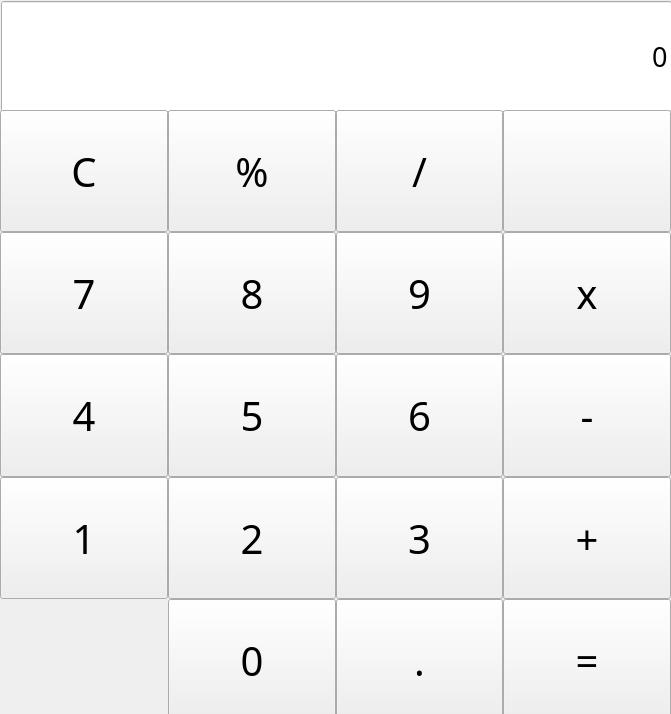
Old version of the form practice1/calculator/calculator.ui in the repository xxhfln/QTCourse.
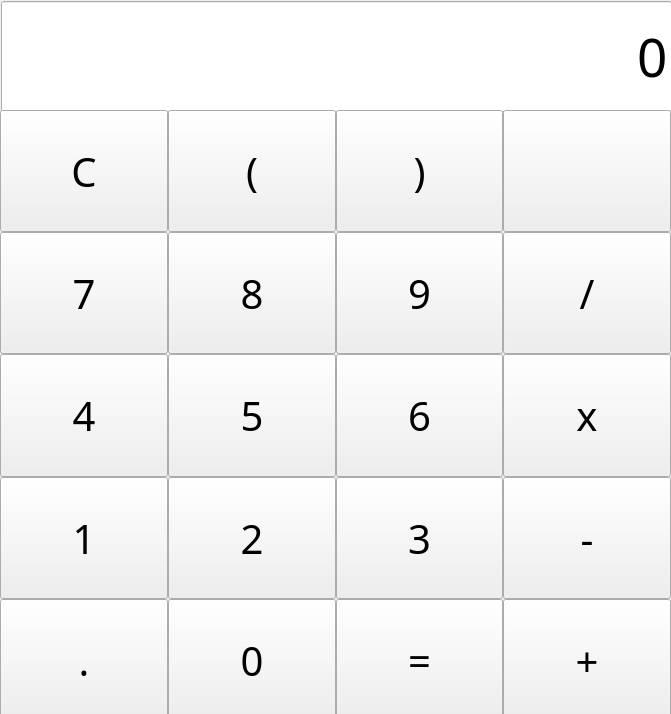
New version of the form. Icons and pictures are not drawn.

Commit message: ui添加左右括号，调整布局

Diff of the .ui file:
```diff
--- a/practice1/calculator/calculator.ui
+++ b/practice1/calculator/calculator.ui
@@ -38,7 +38,7 @@
     <property name="font">
      <font>
       <family>思源黑体 Normal</family>
-      <pointsize>20</pointsize>
+      <pointsize>40</pointsize>
      </font>
     </property>
     <property name="text">
@@ -54,7 +54,7 @@
      <string/>
     </property>
    </widget>
-   <widget class="QWidget" name="">
+   <widget class="QWidget" name="layoutWidget">
     <property name="geometry">
      <rect>
       <x>0</x>
@@ -80,46 +80,6 @@
      <property name="spacing">
       <number>0</number>
      </property>
-     <item row="5" column="4">
-      <widget class="QPushButton" name="cal_bt">
-       <property name="sizePolicy">
-        <sizepolicy hsizetype="Expanding" vsizetype="Expanding">
-         <horstretch>0</horstretch>
-         <verstretch>0</verstretch>
-        </sizepolicy>
-       </property>
-       <property name="font">
-        <font>
-         <family>思源黑体 Normal</family>
-         <pointsize>30</pointsize>
-         <bold>false</bold>
-        </font>
-       </property>
-       <property name="text">
-        <string>=</string>
-       </property>
-      </widget>
-     </item>
-     <item row="3" column="4">
-      <widget class="QPushButton" name="sub_bt">
-       <property name="sizePolicy">
-        <sizepolicy hsizetype="Expanding" vsizetype="Expanding">
-         <horstretch>0</horstretch>
-         <verstretch>0</verstretch>
-        </sizepolicy>
-       </property>
-       <property name="font">
-        <font>
-         <family>思源黑体 Normal</family>
-         <pointsize>30</pointsize>
-         <bold>false</bold>
-        </font>
-       </property>
-       <property name="text">
-        <string>-</string>
-       </property>
-      </widget>
-     </item>
      <item row="4" column="0">
       <widget class="QPushButton" name="num1_bt">
        <property name="sizePolicy">
@@ -184,26 +144,6 @@
        </property>
       </widget>
      </item>
-     <item row="0" column="3">
-      <widget class="QPushButton" name="div_bt">
-       <property name="sizePolicy">
-        <sizepolicy hsizetype="Expanding" vsizetype="Expanding">
-         <horstretch>0</horstretch>
-         <verstretch>0</verstretch>
-        </sizepolicy>
-       </property>
-       <property name="font">
-        <font>
-         <family>思源黑体 Normal</family>
-         <pointsize>30</pointsize>
-         <bold>false</bold>
-        </font>
-       </property>
-       <property name="text">
-        <string>/</string>
-       </property>
-      </widget>
-     </item>
      <item row="5" column="2">
       <widget class="QPushButton" name="num0_bt">
        <property name="sizePolicy">
@@ -264,26 +204,6 @@
        </property>
       </widget>
      </item>
-     <item row="4" column="4">
-      <widget class="QPushButton" name="add_bt">
-       <property name="sizePolicy">
-        <sizepolicy hsizetype="Expanding" vsizetype="Expanding">
-         <horstretch>0</horstretch>
-         <verstretch>0</verstretch>
-        </sizepolicy>
-       </property>
-       <property name="font">
-        <font>
-         <family>思源黑体 Normal</family>
-         <pointsize>30</pointsize>
-         <bold>false</bold>
-        </font>
-       </property>
-       <property name="text">
-        <string>+</string>
-       </property>
-      </widget>
-     </item>
      <item row="3" column="2">
       <widget class="QPushButton" name="num5_bt">
        <property name="sizePolicy">
@@ -304,46 +224,6 @@
        </property>
       </widget>
      </item>
-     <item row="2" column="4">
-      <widget class="QPushButton" name="mul_bt">
-       <property name="sizePolicy">
-        <sizepolicy hsizetype="Expanding" vsizetype="Expanding">
-         <horstretch>0</horstretch>
-         <verstretch>0</verstretch>
-        </sizepolicy>
-       </property>
-       <property name="font">
-        <font>
-         <family>思源黑体 Normal</family>
-         <pointsize>30</pointsize>
-         <bold>false</bold>
-        </font>
-       </property>
-       <property name="text">
-        <string>x</string>
-       </property>
-      </widget>
-     </item>
-     <item row="5" column="3">
-      <widget class="QPushButton" name="point_bt">
-       <property name="sizePolicy">
-        <sizepolicy hsizetype="Expanding" vsizetype="Expanding">
-         <horstretch>0</horstretch>
-         <verstretch>0</verstretch>
-        </sizepolicy>
-       </property>
-       <property name="font">
-        <font>
-         <family>思源黑体 Normal</family>
-         <pointsize>30</pointsize>
-         <bold>false</bold>
-        </font>
-       </property>
-       <property name="text">
-        <string>.</string>
-       </property>
-      </widget>
-     </item>
      <item row="4" column="2">
       <widget class="QPushButton" name="num2_bt">
        <property name="sizePolicy">
@@ -420,7 +300,7 @@
         </font>
        </property>
        <property name="text">
-        <string>%</string>
+        <string>(</string>
        </property>
       </widget>
      </item>
@@ -444,6 +324,126 @@
        </property>
       </widget>
      </item>
+     <item row="4" column="3">
+      <widget class="QPushButton" name="num3_bt">
+       <property name="sizePolicy">
+        <sizepolicy hsizetype="Expanding" vsizetype="Expanding">
+         <horstretch>0</horstretch>
+         <verstretch>0</verstretch>
+        </sizepolicy>
+       </property>
+       <property name="font">
+        <font>
+         <family>思源黑体 Normal</family>
+         <pointsize>30</pointsize>
+         <bold>false</bold>
+        </font>
+       </property>
+       <property name="text">
+        <string>3</string>
+       </property>
+      </widget>
+     </item>
+     <item row="5" column="0">
+      <widget class="QPushButton" name="point_bt">
+       <property name="sizePolicy">
+        <sizepolicy hsizetype="Expanding" vsizetype="Expanding">
+         <horstretch>0</horstretch>
+         <verstretch>0</verstretch>
+        </sizepolicy>
+       </property>
+       <property name="font">
+        <font>
+         <family>思源黑体 Normal</family>
+         <pointsize>30</pointsize>
+         <bold>false</bold>
+        </font>
+       </property>
+       <property name="text">
+        <string>.</string>
+       </property>
+      </widget>
+     </item>
+     <item row="5" column="3">
+      <widget class="QPushButton" name="cal_bt">
+       <property name="sizePolicy">
+        <sizepolicy hsizetype="Expanding" vsizetype="Expanding">
+         <horstretch>0</horstretch>
+         <verstretch>0</verstretch>
+        </sizepolicy>
+       </property>
+       <property name="font">
+        <font>
+         <family>思源黑体 Normal</family>
+         <pointsize>30</pointsize>
+         <bold>false</bold>
+        </font>
+       </property>
+       <property name="text">
+        <string>=</string>
+       </property>
+      </widget>
+     </item>
+     <item row="5" column="4">
+      <widget class="QPushButton" name="add_bt">
+       <property name="sizePolicy">
+        <sizepolicy hsizetype="Expanding" vsizetype="Expanding">
+         <horstretch>0</horstretch>
+         <verstretch>0</verstretch>
+        </sizepolicy>
+       </property>
+       <property name="font">
+        <font>
+         <family>思源黑体 Normal</family>
+         <pointsize>30</pointsize>
+         <bold>false</bold>
+        </font>
+       </property>
+       <property name="text">
+        <string>+</string>
+       </property>
+      </widget>
+     </item>
+     <item row="4" column="4">
+      <widget class="QPushButton" name="sub_bt">
+       <property name="sizePolicy">
+        <sizepolicy hsizetype="Expanding" vsizetype="Expanding">
+         <horstretch>0</horstretch>
+         <verstretch>0</verstretch>
+        </sizepolicy>
+       </property>
+       <property name="font">
+        <font>
+         <family>思源黑体 Normal</family>
+         <pointsize>30</pointsize>
+         <bold>false</bold>
+        </font>
+       </property>
+       <property name="text">
+        <string>-</string>
+       </property>
+      </widget>
+     </item>
+     <item row="3" column="4">
+      <widget class="QPushButton" name="mul_bt">
+       <property name="sizePolicy">
+        <sizepolicy hsizetype="Expanding" vsizetype="Expanding">
+         <horstretch>0</horstretch>
+         <verstretch>0</verstretch>
+        </sizepolicy>
+       </property>
+       <property name="font">
+        <font>
+         <family>思源黑体 Normal</family>
+         <pointsize>30</pointsize>
+         <bold>false</bold>
+        </font>
+       </property>
+       <property name="text">
+        <string>x</string>
+       </property>
+      </widget>
+     </item>
      <item row="0" column="4">
       <widget class="QPushButton" name="cut_bt">
        <property name="sizePolicy">
@@ -474,8 +474,8 @@
        </property>
       </widget>
      </item>
-     <item row="4" column="3">
-      <widget class="QPushButton" name="num3_bt">
+     <item row="2" column="4">
+      <widget class="QPushButton" name="div_bt">
        <property name="sizePolicy">
         <sizepolicy hsizetype="Expanding" vsizetype="Expanding">
          <horstretch>0</horstretch>
@@ -490,7 +490,27 @@
         </font>
        </property>
        <property name="text">
-        <string>3</string>
+        <string>/</string>
+       </property>
+      </widget>
+     </item>
+     <item row="0" column="3">
+      <widget class="QPushButton" name="right_parenthesis_bt">
+       <property name="sizePolicy">
+        <sizepolicy hsizetype="Expanding" vsizetype="Expanding">
+         <horstretch>0</horstretch>
+         <verstretch>0</verstretch>
+        </sizepolicy>
+       </property>
+       <property name="font">
+        <font>
+         <family>思源黑体 Normal</family>
+         <pointsize>30</pointsize>
+         <bold>false</bold>
+        </font>
+       </property>
+       <property name="text">
+        <string>)</string>
        </property>
       </widget>
      </item>
```
Left out of the diff: 2 changed lines with no effect on the pictures.
